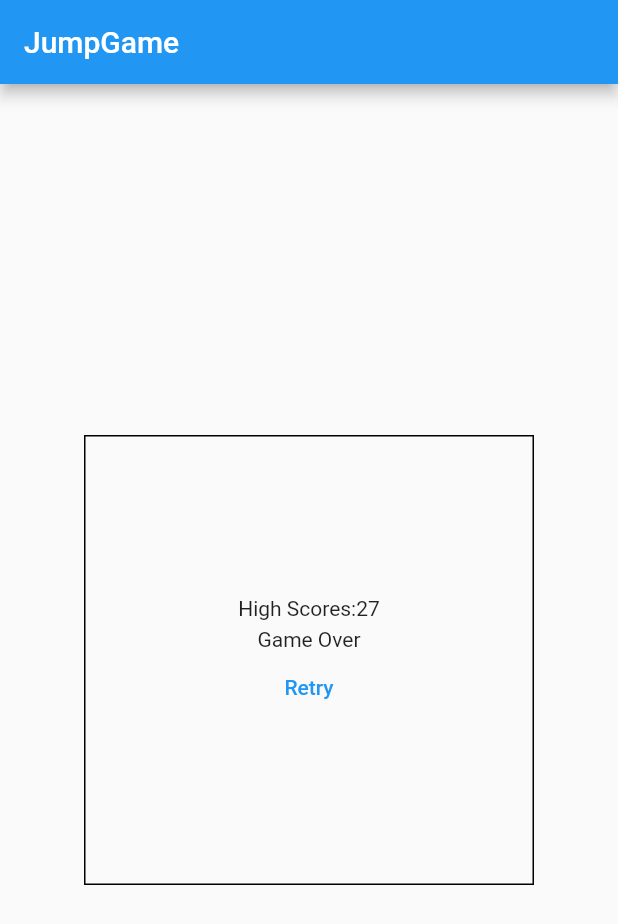
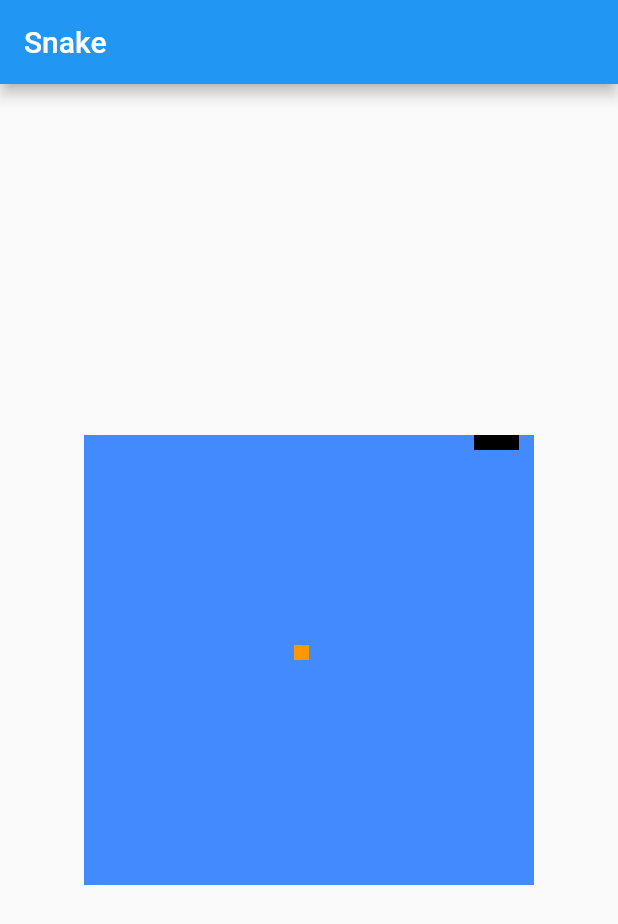
Before and after one commit to im-ling/flutter_game, a Flutter app: the screen it shows after launch, on a phone screen of 412 x 824 dp. Shown: the top 924 px of the screen. Run offline on Flutter 3.47's test engine with Material 2 defaults, Android fonts, the phone set to English and light mode, and no system bars.

Commit message:
feat: snake_game

```diff
--- a/lib/jump_game.dart
+++ b/lib/jump_game.dart
@@ -179,7 +179,7 @@ class _JumpGamePageState extends State<JumpGamePage> {
                   height: size),
               child: Container(
                 color: Colors.orange,
-                child: Image.asset("images/mario.png"),
+                child: Image.asset("images/mario2.png"),
               ),
             ),
             Positioned.fromRect(
--- a/lib/main.dart
+++ b/lib/main.dart
@@ -1,5 +1,6 @@
 import 'package:flutter/material.dart';
 import 'jump_game.dart';
+import 'snake_game.dart';
 
 void main() {
   runApp(const MyApp());
@@ -25,7 +26,7 @@ class MyApp extends StatelessWidget {
         // is not restarted.
         primarySwatch: Colors.blue,
       ),
-      home: const JumpGamePage(title: 'JumpGame'),
+      home: const SnakeGmePage(),
     );
   }
 }
--- /dev/null
+++ b/lib/snake_game.dart
@@ -0,0 +1,155 @@
+import 'dart:async';
+import 'dart:math';
+
+import 'package:flutter/material.dart';
+import 'package:flutter/services.dart';
+
+enum Direction { up, down, left, right }
+
+class SnakeGmePage extends StatefulWidget {
+  const SnakeGmePage({super.key});
+
+  @override
+  State<SnakeGmePage> createState() => _SnakeGmePageState();
+}
+
+double maxWidth = 300;
+double maxHeight = 300;
+
+class _SnakeGmePageState extends State<SnakeGmePage> {
+  String title = "Snake";
+
+  Offset ball = Offset.zero;
+
+  double size = 10;
+
+  Direction direction = Direction.left;
+
+  List<Offset> snakeList = [const Offset(50, 0), const Offset(60, 0)];
+
+  @override
+  void initState() {
+    Timer.periodic(const Duration(milliseconds: 200), (timer) {
+      final snakeHead = snakeList[0];
+
+      List<Offset> newSnakeList = List.generate(snakeList.length, (index) {
+        if (index > 0) {
+          return snakeList[index - 1];
+        } else {
+          switch (direction) {
+            case Direction.up:
+              return Offset(
+                  snakeHead.dx, (snakeHead.dy - size + maxHeight) % maxHeight);
+            case Direction.down:
+              return Offset(snakeHead.dx, (snakeHead.dy + size) % maxHeight);
+            case Direction.left:
+              return Offset(
+                  (snakeHead.dx - size + maxWidth) % maxWidth, snakeHead.dy);
+            case Direction.right:
+              return Offset(
+                  (snakeHead.dx + size + maxWidth) % maxWidth, snakeHead.dy);
+          }
+        }
+      });
+
+      if (newSnakeList[0] == ball) {
+        newSnakeList.add(snakeList.last);
+        snakeList = newSnakeList;
+        ball = newBall();
+      }
+      snakeList = newSnakeList;
+
+      setState(() {});
+    });
+    // TODO: implement initState
+    super.initState();
+  }
+
+  Offset newBall() {
+    var dx = Random().nextInt(maxWidth.toInt() + 1);
+    dx = dx - dx % 10;
+    var dy = Random().nextInt(maxHeight.toInt() + 1);
+    dy = dy - dy % 10;
+    var newOffset = Offset(dx.toDouble(), dy.toDouble());
+    return newOffset;
+  }
+
+  Widget buildGame() {
+    return RawKeyboardListener(
+      focusNode: FocusNode(),
+      autofocus: true,
+      onKey: (event) {
+        var newDirection = direction;
+        if (event.runtimeType == RawKeyDownEvent) {
+          switch (event.logicalKey.keyLabel) {
+            case "Arrow Down":
+              if (direction != Direction.up) newDirection = Direction.down;
+              break;
+            case "Arrow Up":
+              if (direction != Direction.down) newDirection = Direction.up;
+              break;
+            case "Arrow Left":
+              if (direction != Direction.right) newDirection = Direction.left;
+              break;
+            case "Arrow Right":
+              if (direction != Direction.left) newDirection = Direction.right;
+              break;
+            default:
+          }
+        }
+        setState(() {
+          direction = newDirection;
+        });
+      },
+      child: Container(
+        color: Colors.blueAccent,
+        width: maxWidth.toDouble(),
+        height: maxHeight.toDouble(),
+        child: Stack(
+          children: snakeList
+              .map(
+                (e) => Positioned.fromRect(
+                  rect: Rect.fromCenter(
+                      center: addjust(e), width: size, height: size),
+                  child: Container(
+                    color: Colors.black,
+                  ),
+                ),
+              )
+              .toList()
+            ..add(Positioned.fromRect(
+              rect: Rect.fromCenter(
+                  center: addjust(ball), width: size, height: size),
+              child: Container(
+                color: Colors.orange,
+              ),
+            )),
+        ),
+      ),
+    );
+  }
+
+  Offset addjust(Offset offset) {
+    // return offset;
+    return Offset(offset.dx + size / 2.0, offset.dy + size / 2);
+  }
+
+  @override
+  Widget build(BuildContext context) {
+    return Scaffold(
+      appBar: AppBar(
+        // Here we take the value from the MyHomePage object that was created by
+        // the App.build method, and use it to set our appbar title.
+        title: Text(title),
+      ),
+      body: SizedBox(
+        height: double.infinity,
+        width: double.infinity,
+        child: Center(
+          child: buildGame(),
+        ),
+      ),
+    );
+    ;
+  }
+}
```
Also changed, not shown: images/mario2.png (added).
